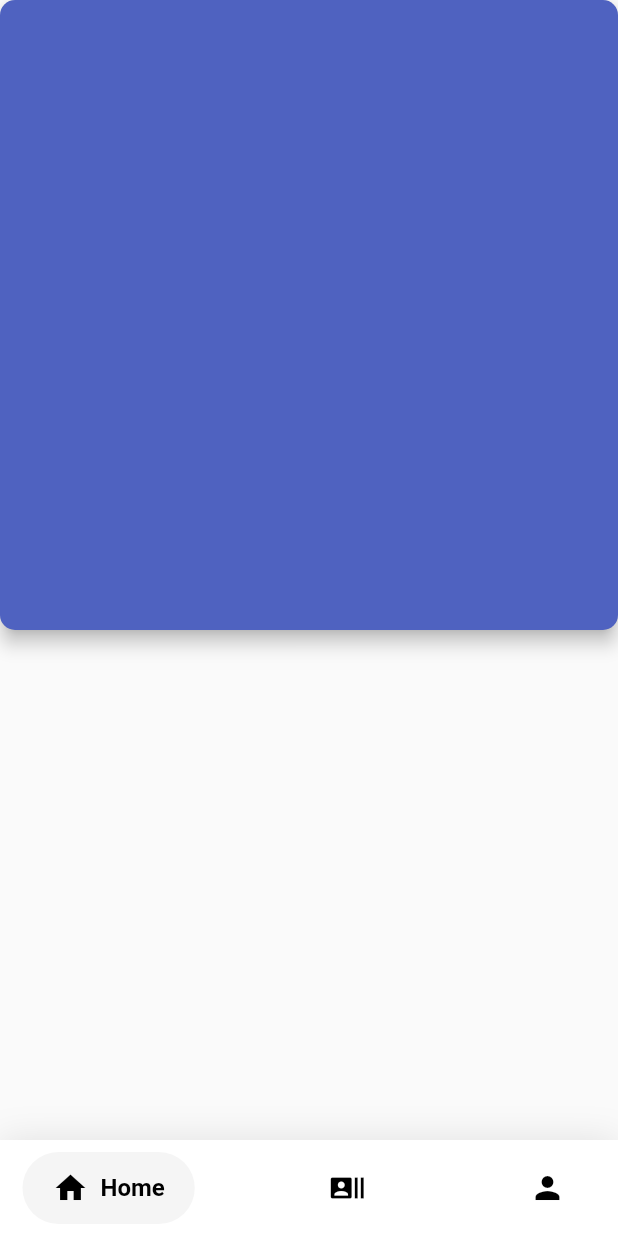
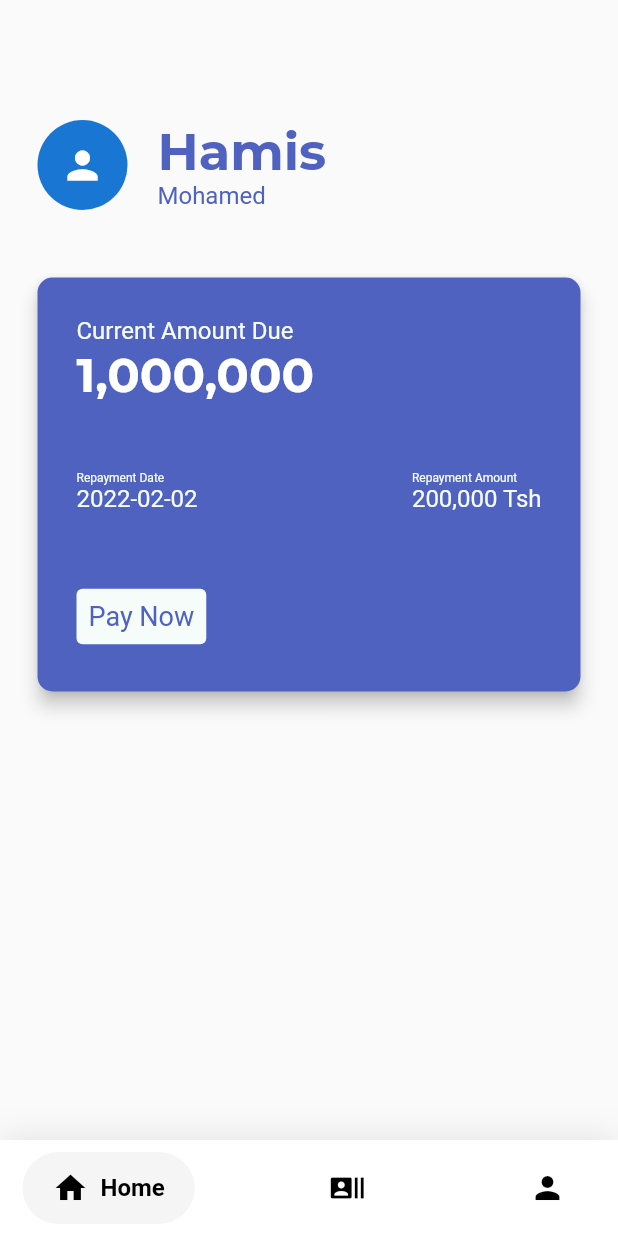
Before and after one commit to codex1x/mkwanja, a Flutter app: the HomeDashboard screen opened by its route, on a phone screen of 412 x 824 dp. Run offline on Flutter 3.47's test engine with Material 2 defaults, Android fonts, the phone set to English and light mode, and no system bars; drawn by our look-alikes of google_nav_bar; our stand-ins replace flutter_svg, intl_phone_field, pinput; missing offline and left inert: easy_onboarding; Roboto replaces fonts that are missing (Monteserrat); project files that could hold a hidden picture were left out.

Commit message:
added filed

```diff
--- a/mobileapp/lib/dashboard/home.dart
+++ b/mobileapp/lib/dashboard/home.dart
@@ -90,19 +90,131 @@ class _HomeDashboardState extends State<HomeDashboard> {
           ),
         ),
       ),
-      body: Column(
-        children: [
-          Material(
-            borderRadius: BorderRadius.circular(10),
-            color: kPrimaryColor,
-            elevation: 5,
-            child: Container(
-              margin: EdgeInsets.fromLTRB(25, 10, 25, 10),
+      body: Padding(
+        padding: const EdgeInsets.fromLTRB(25, 80, 25, 0),
+        child: Column(
+          children: [
+            Row(
+              mainAxisAlignment: MainAxisAlignment.start,
+              crossAxisAlignment: CrossAxisAlignment.start,
+              children: [
+                const CircleAvatar(
+                  child: Icon(
+                    Icons.person,
+                    size: 30,
+                  ),
+                  radius: 30,
+                ),
+                const SizedBox(
+                  width: 20,
+                ),
+                Column(
+                  mainAxisAlignment: MainAxisAlignment.start,
+                  crossAxisAlignment: CrossAxisAlignment.start,
+                  children: [
+                    Text(
+                      "Hamis",
+                      style: Theme.of(context)
+                          .textTheme
+                          .headline2!
+                          .copyWith(color: kPrimaryColor),
+                    ),
+                    Text(
+                      "Mohamed",
+                      style: Theme.of(context)
+                          .textTheme
+                          .bodyText2!
+                          .copyWith(color: kPrimaryColor),
+                    ),
+                  ],
+                )
+              ],
+            ),
+            const SizedBox(
+              height: 45,
+            ),
+            Container(
               width: double.infinity,
-              height: 400,
+              child: Material(
+                borderRadius: BorderRadius.circular(10),
+                color: kPrimaryColor,
+                elevation: 5,
+                child: Padding(
+                  padding: const EdgeInsets.all(18),
+                  child: Padding(
+                    padding: const EdgeInsets.all(8.0),
+                    child: Column(
+                      mainAxisAlignment: MainAxisAlignment.start,
+                      crossAxisAlignment: CrossAxisAlignment.start,
+                      children: [
+                        Text("Current Amount Due"),
+                        Text(
+                          "1,000,000",
+                          style: Theme.of(context).textTheme.headline1,
+                        ),
+                        const SizedBox(
+                          height: 45,
+                        ),
+                        Row(
+                          crossAxisAlignment: CrossAxisAlignment.start,
+                          mainAxisAlignment: MainAxisAlignment.spaceBetween,
+                          children: [
+                            Column(
+                              crossAxisAlignment: CrossAxisAlignment.start,
+                              children: [
+                                Text(
+                                  "Repayment Date",
+                                  style: Theme.of(context)
+                                      .textTheme
+                                      .bodyText2!
+                                      .copyWith(fontSize: 8),
+                                ),
+                                Text("2022-02-02"),
+                              ],
+                            ),
+                            Column(
+                              crossAxisAlignment: CrossAxisAlignment.start,
+                              children: [
+                                Text(
+                                  "Repayment Amount",
+                                  style: Theme.of(context)
+                                      .textTheme
+                                      .bodyText2!
+                                      .copyWith(fontSize: 8),
+                                ),
+                                Text("200,000 Tsh"),
+                              ],
+                            )
+                          ],
+                        ),
+                        const SizedBox(
+                          height: 45,
+                        ),
+                        TextButton(
+                          onPressed: () {
+                            // Navigator.pushNamed(context, RegisterUserAgent.id);
+                          },
+                          style: TextButton.styleFrom(
+                            backgroundColor: kContentDarkTheme,
+                            padding: const EdgeInsets.all(8),
+                          ),
+                          child: Text(
+                            "Pay Now",
+                            textAlign: TextAlign.center,
+                            style: Theme.of(context)
+                                .textTheme
+                                .headline5!
+                                .copyWith(color: kPrimaryColor),
+                          ),
+                        ),
+                      ],
+                    ),
+                  ),
+                ),
+              ),
             ),
-          ),
-        ],
+          ],
+        ),
       ),
     );
   }
```
